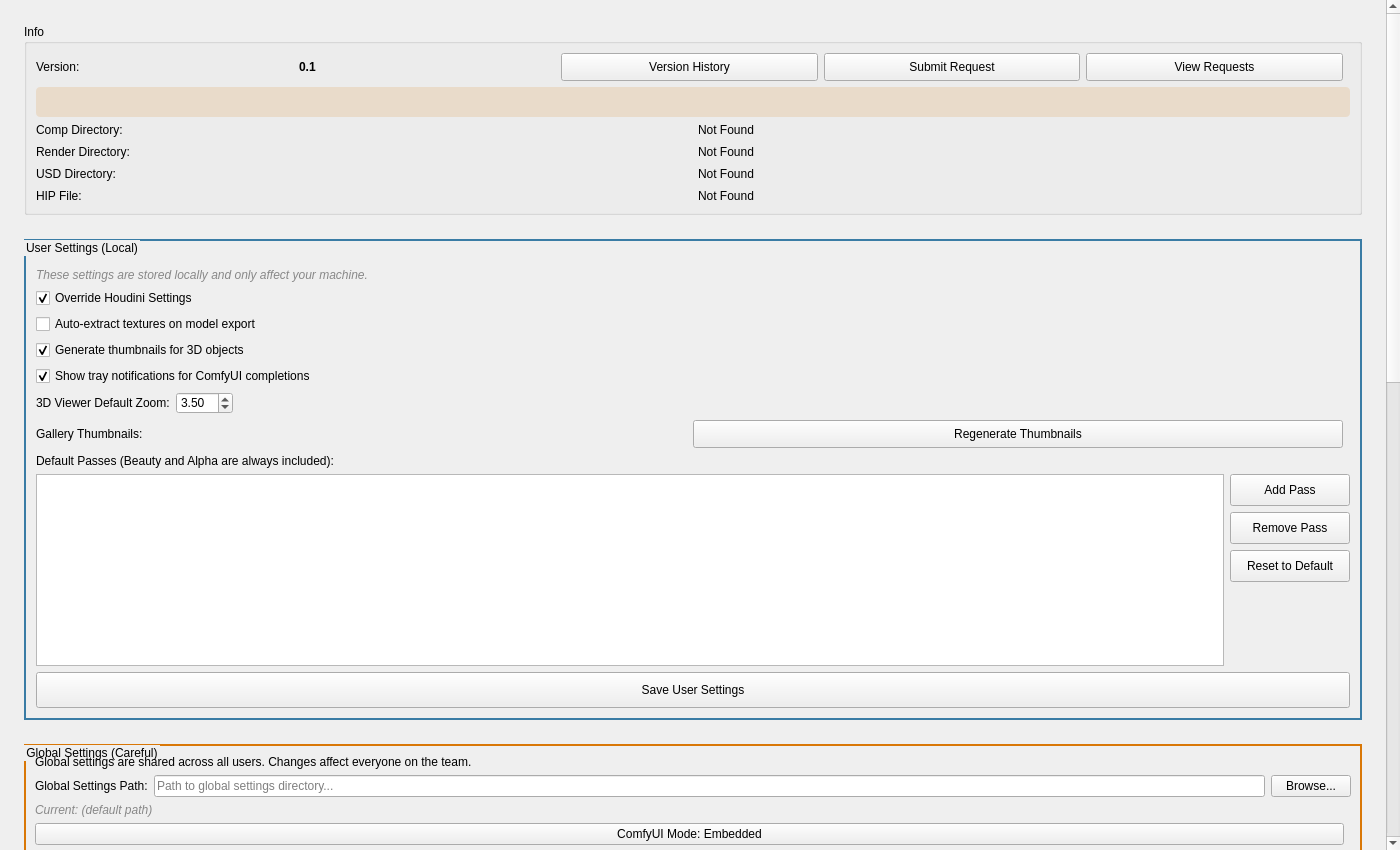
The window that resources/ui/tabs/settings.ui (cpt-cabbage/luma_tools) describes before a commit, drawn with Qt 5.
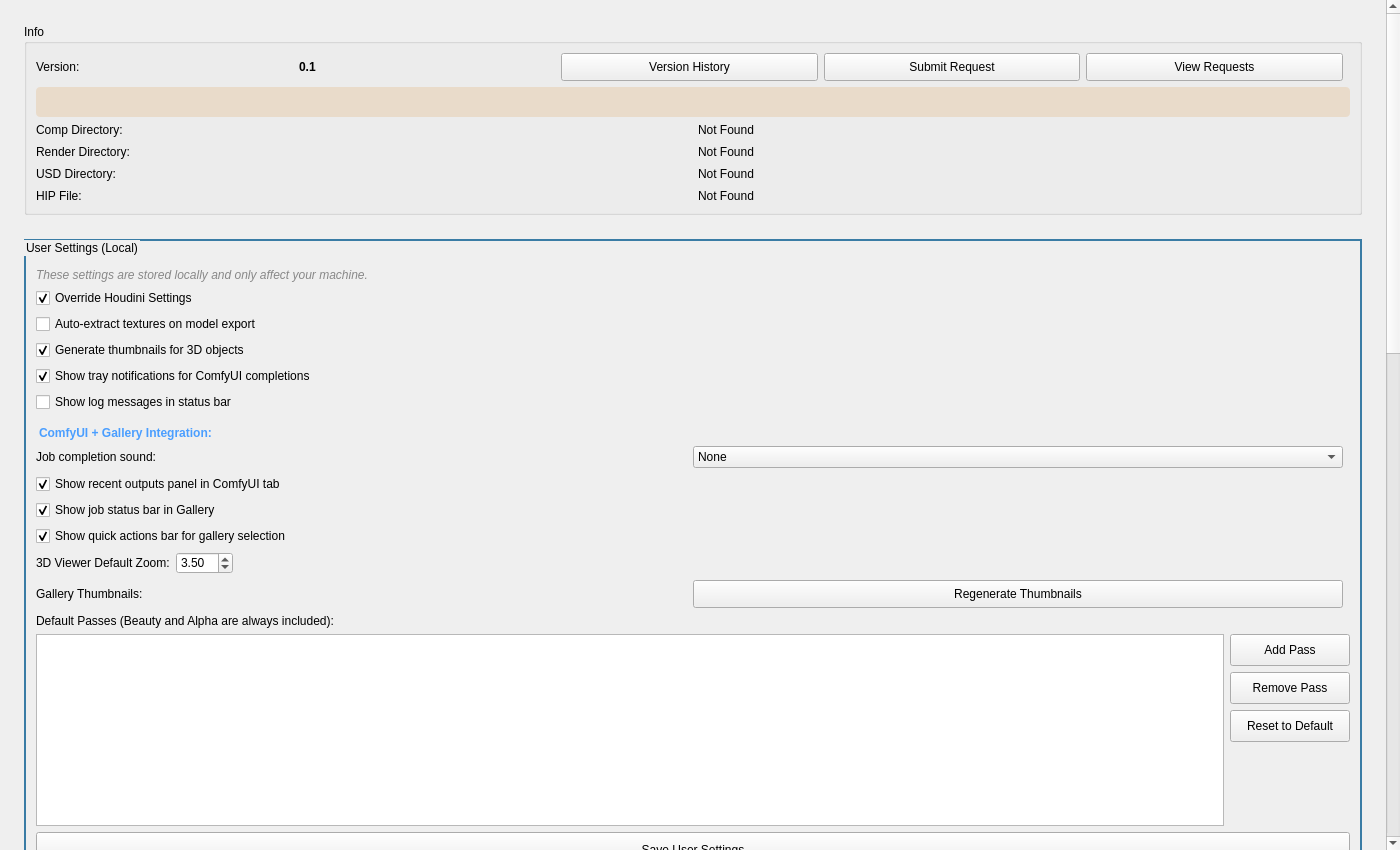
The same window after the commit.

Commit message: REORGANIZATION: - Relocate python/tabs/ → python/ui/tabs/ for cleaner UI separation - Relocate python/models/ → python/geo/ to better reflect 3D geometry purpose - Extract python/comfyui/deadline_*.py → python/deadline/ as dedicated package   with submitter.py, poller.py, parser.py, utils.py modules - Rename comfyui_gallery → gallery throughout codebase

```diff
--- a/resources/ui/tabs/settings.ui
+++ b/resources/ui/tabs/settings.ui
@@ -318,6 +318,111 @@
             </property>
            </widget>
           </item>
+          <item>
+           <widget class="QCheckBox" name="ShowStatusbarLog">
+            <property name="toolTip">
+             <string>Show the last log message in the status bar (bottom right). Useful for monitoring activity.</string>
+            </property>
+            <property name="text">
+             <string>Show log messages in status bar</string>
+            </property>
+            <property name="checked">
+             <bool>false</bool>
+            </property>
+           </widget>
+          </item>
+          <item>
+           <widget class="QLabel" name="integrationSectionLabel">
+            <property name="text">
+             <string>ComfyUI + Gallery Integration:</string>
+            </property>
+            <property name="styleSheet">
+             <string>color: #4a9eff; font-weight: bold; margin-top: 8px;</string>
+            </property>
+           </widget>
+          </item>
+          <item>
+           <layout class="QHBoxLayout" name="completionSoundLayout">
+            <item>
+             <widget class="QLabel" name="completionSoundLabel">
+              <property name="text">
+               <string>Job completion sound:</string>
+              </property>
+             </widget>
+            </item>
+            <item>
+             <widget class="QComboBox" name="ComfyUICompletionSoundCombo">
+              <property name="toolTip">
+               <string>Play a sound when ComfyUI jobs complete</string>
+              </property>
+              <property name="minimumWidth">
+               <number>120</number>
+              </property>
+              <item>
+               <property name="text">
+                <string>None</string>
+               </property>
+              </item>
+              <item>
+               <property name="text">
+                <string>Subtle</string>
+               </property>
+              </item>
+              <item>
+               <property name="text">
+                <string>System</string>
+               </property>
+              </item>
+             </widget>
+            </item>
+            <item>
+             <spacer name="completionSoundSpacer">
+              <property name="orientation">
+               <enum>Qt::Horizontal</enum>
+              </property>
+             </spacer>
+            </item>
+           </layout>
+          </item>
+          <item>
+           <widget class="QCheckBox" name="ComfyUIShowRecentOutputs">
+            <property name="toolTip">
+             <string>Show a preview panel of recent outputs at the bottom of the ComfyUI tab</string>
+            </property>
+            <property name="text">
+             <string>Show recent outputs panel in ComfyUI tab</string>
+            </property>
+            <property name="checked">
+             <bool>true</bool>
+            </property>
+           </widget>
+          </item>
+          <item>
+           <widget class="QCheckBox" name="GalleryShowJobStatus">
+            <property name="toolTip">
+             <string>Show a status bar in Gallery when ComfyUI jobs are running</string>
+            </property>
+            <property name="text">
+             <string>Show job status bar in Gallery</string>
+            </property>
+            <property name="checked">
+             <bool>true</bool>
+            </property>
+           </widget>
+          </item>
+          <item>
+           <widget class="QCheckBox" name="GalleryShowQuickActions">
+            <property name="toolTip">
+             <string>Show quick action bar when images are selected in Gallery (Use in ComfyUI, Copy Prompt, etc.)</string>
+            </property>
+            <property name="text">
+             <string>Show quick actions bar for gallery selection</string>
+            </property>
+            <property name="checked">
+             <bool>true</bool>
+            </property>
+           </widget>
+          </item>
           <item>
            <layout class="QHBoxLayout" name="viewer3DZoomLayout">
             <item>
```
Left out of the diff: 6 changed lines with no effect on the pictures. The commit also changes 112 other files.
